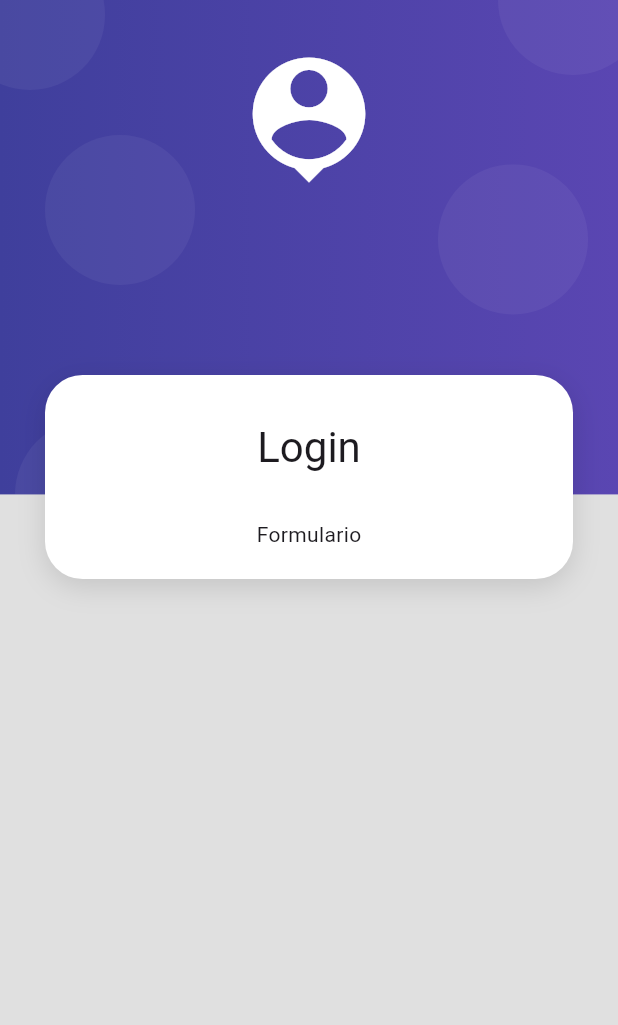
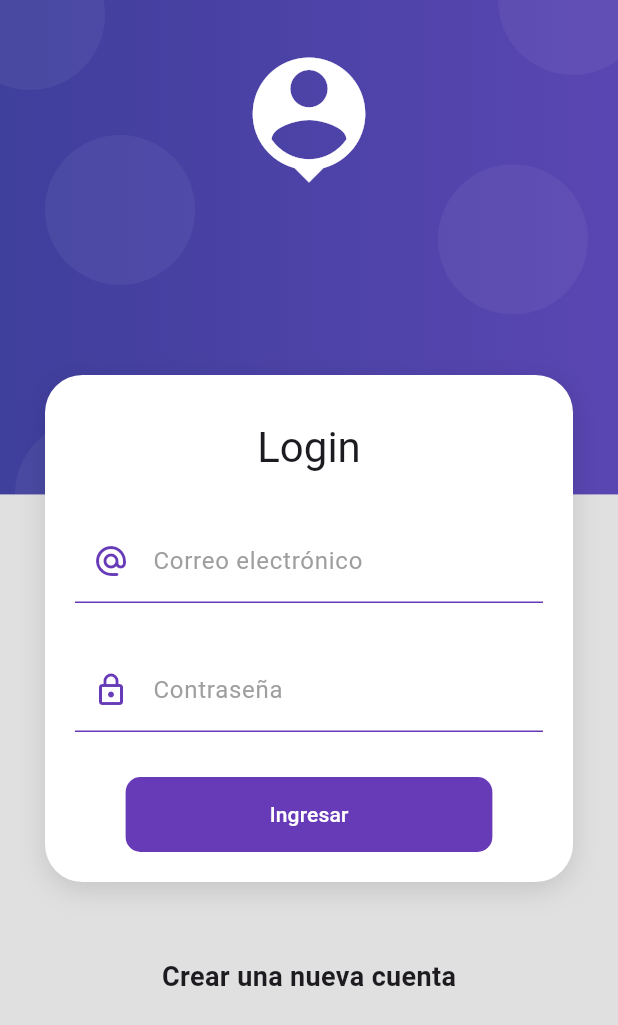
Before and after one commit to kaleb2112/productos_app, a Flutter app: the screen it shows after launch, on a phone screen of 412 x 824 dp. Shown: the top 1025 px of the screen. Run offline on Flutter 3.47's test engine with Material 3 defaults, Android fonts, the phone set to English and light mode, and no system bars.

Commit message:
formulario

```diff
--- a/lib/screens/login_screen.dart
+++ b/lib/screens/login_screen.dart
@@ -1,4 +1,5 @@
 import 'package:flutter/material.dart';
+import 'package:productos_app/ui/input_decorations.dart';
 import 'package:productos_app/widgets/widgets.dart';
 
 
@@ -24,11 +25,16 @@ class LoginScreen extends StatelessWidget {
                   Text('Login', style: Theme.of(context).textTheme.headlineMedium ),
                   const SizedBox( height: 30 ),
 
-                  const Text('Formulario')
+                  _LoginForm()
 
                 ],
               )
              ),
+
+             const SizedBox( height: 50 ),
+             const Text('Crear una nueva cuenta', style: TextStyle( fontSize: 18, fontWeight: FontWeight.bold ),),
+             const SizedBox( height: 50 ),
+
 
             ],
           ),
@@ -37,3 +43,62 @@ class LoginScreen extends StatelessWidget {
     );
   }
 }
+
+class _LoginForm extends StatelessWidget {
+
+  @override
+  Widget build(BuildContext context) {
+    return Container(
+      child: Form(
+      // TODO: mantener la referencia al KEY
+        child: Column(
+          children: [
+
+            TextFormField(
+              autocorrect: false,
+              obscureText: true,
+              keyboardType: TextInputType.emailAddress,
+              decoration: InputDecorations.authInputDecoration(
+                hintText: 'john.doe@gmail.com',
+                labelText: 'Correo electrónico',
+                prefixIcon: Icons.alternate_email_rounded
+              ),
+            ),
+
+            SizedBox( height: 30 ),
+
+            TextFormField(
+              autocorrect: false,
+              keyboardType: TextInputType.emailAddress,
+              decoration: InputDecorations.authInputDecoration(
+                 hintText: '*****',
+                labelText: 'Contraseña',
+                prefixIcon: Icons.lock_outlined
+              ),
+            ),
+
+            SizedBox( height: 30 ),
+
+            MaterialButton(
+              shape: RoundedRectangleBorder(borderRadius: BorderRadius.circular(10)),
+              disabledColor: Colors.grey,
+              elevation: 0,
+              color: Colors.deepPurple,
+              child: Container(
+                padding: EdgeInsets.symmetric( horizontal: 80, vertical: 15),
+                child: Text(
+                  'Ingresar',
+                  style: TextStyle( color: Colors.white ),
+                ),
+              ),
+              onPressed: (){
+                //TODO: Login form
+              }
+              )
+
+          ],
+        ),
+      ),
+    );
+  }
+}
--- /dev/null
+++ b/lib/ui/input_decorations.dart
@@ -0,0 +1,34 @@
+import 'package:flutter/material.dart';
+
+
+class InputDecorations {
+
+  static InputDecoration authInputDecoration({
+    required String hintText,
+    required String labelText,
+    IconData? prefixIcon,
+  }) {
+    return   InputDecoration(
+       enabledBorder: const UnderlineInputBorder(
+         borderSide: BorderSide(
+           color: Colors.deepPurple
+         )
+       ),
+       focusedBorder: const UnderlineInputBorder(
+         borderSide: BorderSide(
+           color: Colors.deepPurple,
+           width: 2
+         )
+       ),
+       hintText: hintText,
+       labelText: labelText,
+       labelStyle: const TextStyle(
+         color: Colors.grey
+       ),
+       prefixIcon: prefixIcon != null
+         ? Icon( prefixIcon, color: Colors.deepPurple, )
+         : null
+     );
+  }
+
+}
```
